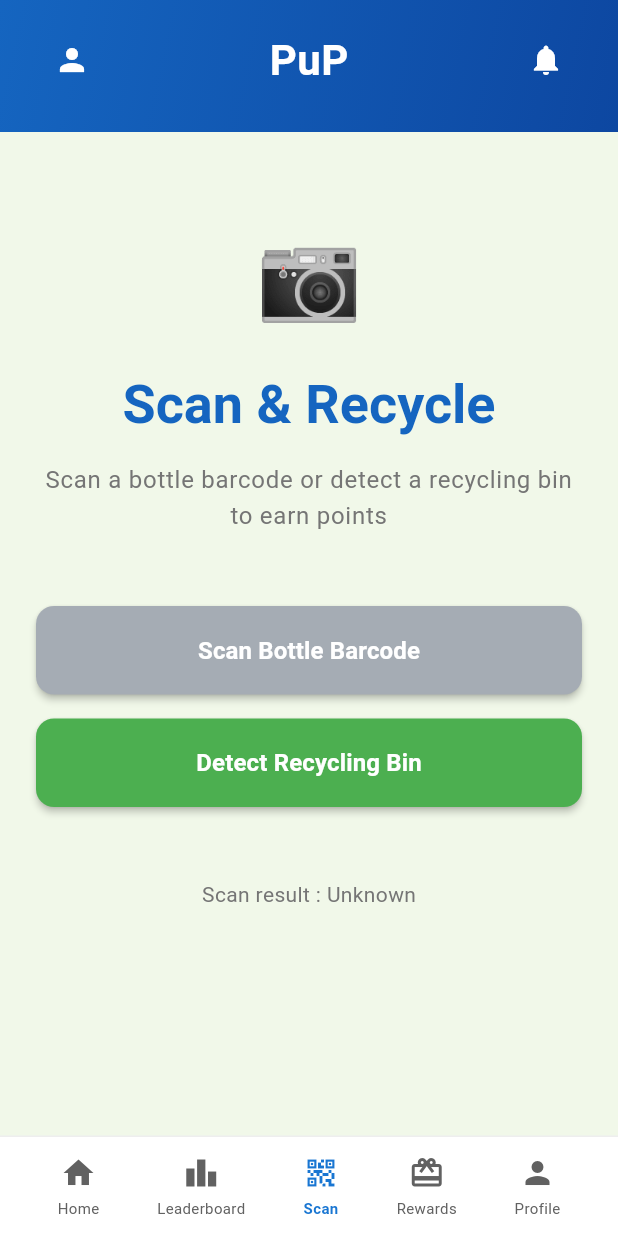
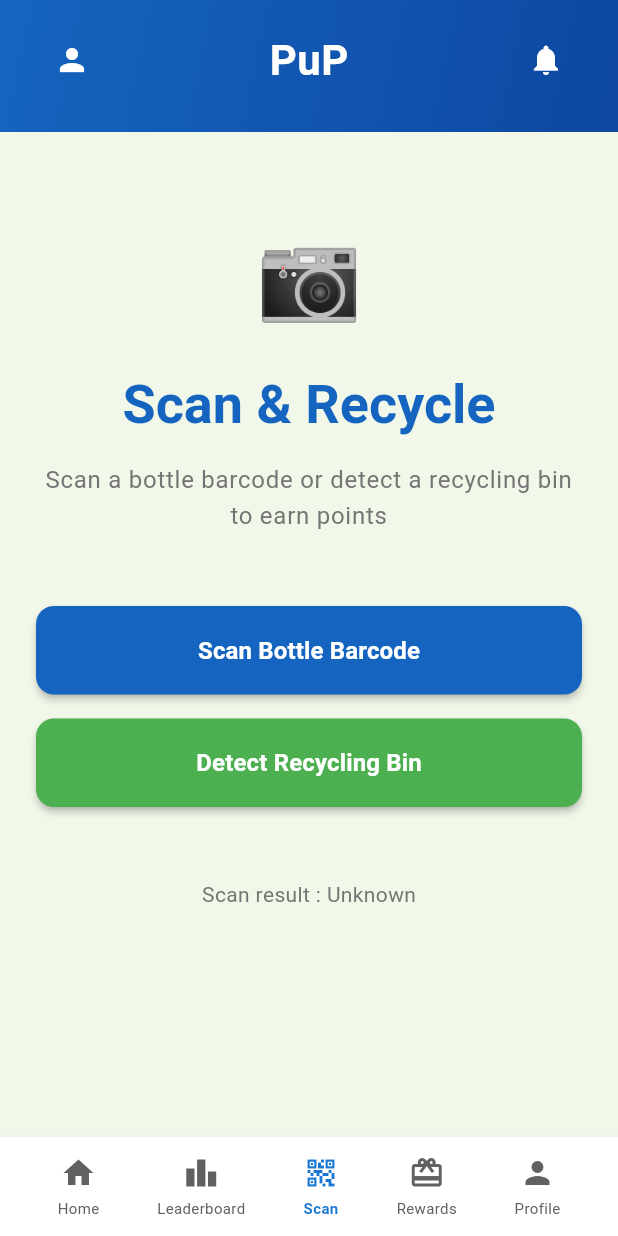
Before and after one commit to jerronjunior/Price-ur-Plastic, a Flutter app: the ScanLandingScreen screen opened by its route, on a phone screen of 412 x 824 dp. Run offline on Flutter 3.47's test engine with Material 3 defaults, Android fonts, the phone set to English and light mode, and no system bars; our stand-ins replace camera, cloud_firestore, firebase_auth, firebase_core, firebase_storage, go_router and 1 more; missing offline and left inert: mobile_scanner; accounts and stored records are empty; network calls fail.

Commit message:
fix: Update button background color for improved visibility on scan landing screen

```diff
--- a/lib/screens/scan/scan_landing_screen.dart
+++ b/lib/screens/scan/scan_landing_screen.dart
@@ -99,7 +99,7 @@ class _ScanLandingScreenState extends State<ScanLandingScreen> {
                     child: ElevatedButton(
                       onPressed: () => context.push('/scan-flow'),
                       style: ElevatedButton.styleFrom(
-                        backgroundColor: const Color.fromARGB(255, 165, 172, 180),
+                        backgroundColor: const Color(0xFF1565C0),
                         padding: const EdgeInsets.symmetric(vertical: 18),
                         shape: RoundedRectangleBorder(
                           borderRadius: BorderRadius.circular(12),
```
